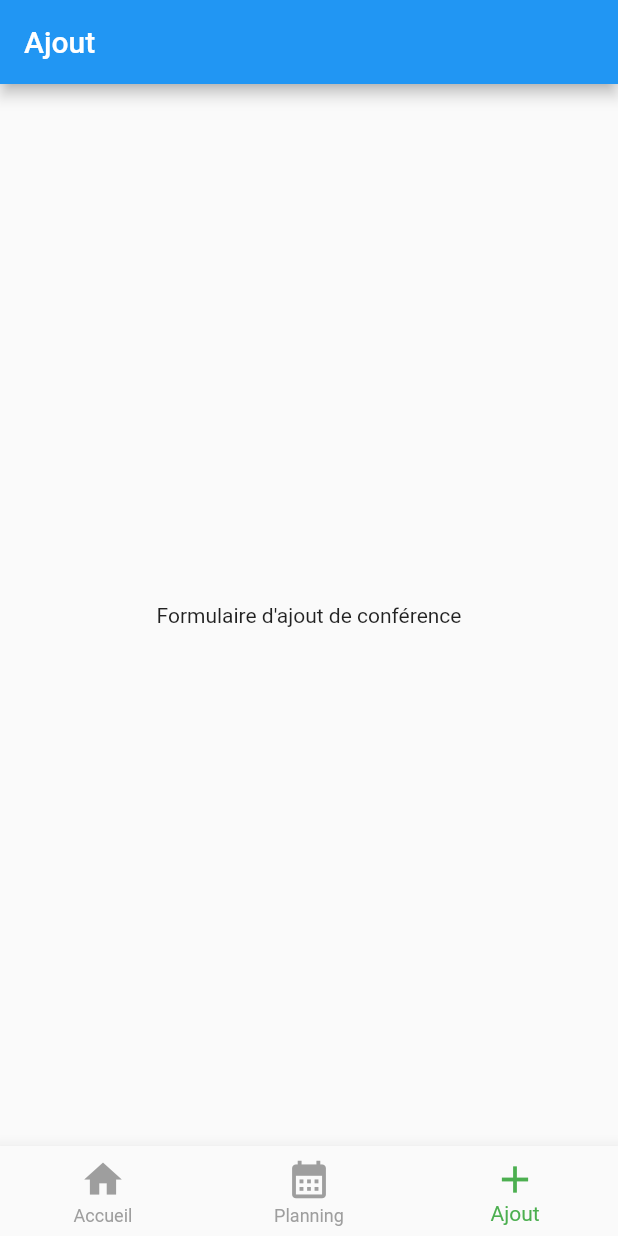
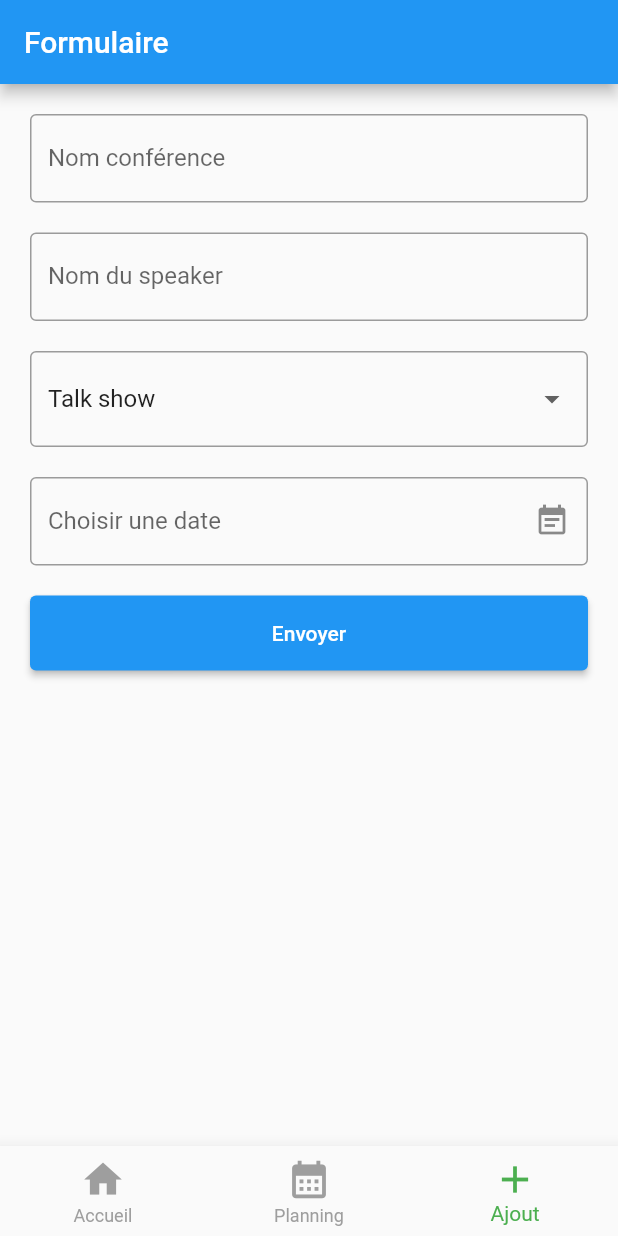
Before and after one commit to NicolasROSSAT69/asynconf, a Flutter app: the screen it shows after launch, item 3 of the bottom bar chosen, on a phone screen of 412 x 824 dp. Run offline on Flutter 3.47's test engine with Material 2 defaults, Android fonts, the phone set to English and light mode, and no system bars; drawn by our look-alikes of date_field; our stand-ins replace flutter_svg.

Commit message:
Ajout formulaire

```diff
--- a/lib/main.dart
+++ b/lib/main.dart
@@ -33,7 +33,7 @@ class _MyAppState extends State<MyApp> {
           title: [
             const Text("Accueil"),
             const Text("Planning"),
-            const Text("Ajout")
+            const Text("Formulaire")
           ][_currentIndex],
         ),
         // Changement de page en fonction de _currentIndex
--- a/lib/pages/add_event_page.dart
+++ b/lib/pages/add_event_page.dart
@@ -1,12 +1,142 @@
+import 'package:date_field/date_field.dart';
 import 'package:flutter/material.dart';
 
-class AddEventPage extends StatelessWidget {
+class AddEventPage extends StatefulWidget {
   const AddEventPage({super.key});
 
   @override
+  State<AddEventPage> createState() => _AddEventPageState();
+}
+
+class _AddEventPageState extends State<AddEventPage> {
+
+  //pour le validator des champs
+  final _formKey = GlobalKey<FormState>();
+
+  final confNameController = TextEditingController();
+  final speakerNameController = TextEditingController();
+  String selectedConfType = 'talk';
+  DateTime selectedConfDate = DateTime.now();
+
+  @override
+  void dispose() {
+    super.dispose();
+    confNameController.dispose();
+    speakerNameController.dispose();
+  }
+
+  @override
   Widget build(BuildContext context) {
-    return const Center(
-      child: Text("Formulaire d'ajout de conférence"),
+    return Container(
+      margin: const EdgeInsets.all(20),
+      child: Form(
+        key: _formKey, // Pour le validator
+          child: Column(
+            children: [
+              Container(
+                margin: const EdgeInsets.only(bottom: 20),
+                child: TextFormField(
+                  decoration: const InputDecoration(
+                    labelText: 'Nom conférence',
+                    hintText: 'Entre le nom de la conférence',
+                    border: OutlineInputBorder()
+                  ),
+                  validator: (value) {
+                    if (value == null || value.isEmpty) {
+                      return "Tu dois compléter ce texte";
+                    }
+                    return null;
+                  },
+                  controller: confNameController,
+                ),
+              ),
+              Container(
+                margin: const EdgeInsets.only(bottom: 20),
+                child: TextFormField(
+                  decoration: const InputDecoration(
+                      labelText: 'Nom du speaker',
+                      hintText: 'Entre le nom du speaker',
+                      border: OutlineInputBorder()
+                  ),
+                  validator: (value) {
+                    if (value == null || value.isEmpty) {
+                      return "Tu dois compléter ce texte";
+                    }
+                    return null;
+                  },
+                  controller: speakerNameController,
+                ),
+              ),
+              //SizedBox(height: 20),
+              Container(
+                margin: const EdgeInsets.only(bottom: 20),
+                child: DropdownButtonFormField(
+                    items: const [
+                      DropdownMenuItem(value: 'talk', child: Text("Talk show")),
+                      DropdownMenuItem(value: 'demo', child: Text("Démo code")),
+                      DropdownMenuItem(value: 'partner', child: Text("Partner"))
+                    ],
+                    decoration: const InputDecoration(
+                      border: OutlineInputBorder()
+                    ),
+                    value: selectedConfType,
+                    onChanged: (value) {
+                      setState(() {
+                        selectedConfType = value!;
+                      });
+                    }
+                ),
+              ),
+              Container(
+                margin: EdgeInsets.only(bottom: 20),
+                child: DateTimeFormField(
+                  decoration: const InputDecoration(
+                    hintStyle: TextStyle(color: Colors.black45),
+                    errorStyle: TextStyle(color: Colors.redAccent),
+                    border: OutlineInputBorder(),
+                    suffixIcon: Icon(Icons.event_note),
+                    labelText: 'Choisir une date',
+                  ),
+                  mode: DateTimeFieldPickerMode.dateAndTime,
+                  autovalidateMode: AutovalidateMode.always,
+                  validator: (e) => (e?.day ?? 0) == 1 ? 'Please not the first day' : null,
+                  onDateSelected: (DateTime value) {
+                    setState(() {
+                      selectedConfDate = value;
+                    });
+                  },
+                ),
+              ),
+              SizedBox(
+                width: double.infinity,
+                height: 50,
+                child: ElevatedButton(
+                    onPressed: () {
+                      // Pour le validator
+                      if (_formKey.currentState!.validate()){
+
+                        //Récupérer la valeur des champs
+                        final confName = confNameController.text;
+                        final speakerName = speakerNameController.text;
+
+                        //Afficher un message temporaire
+                        ScaffoldMessenger.of(context).showSnackBar(
+                          const SnackBar(content: Text("Envoi en cours..."))
+                        );
+                        //Pour fermer le clavier
+                        FocusScope.of(context).requestFocus(FocusNode());
+
+                        print("Ajout de la conf $confName par le speaker $speakerName");
+                        print("type de conférence $selectedConfType");
+                        print("date : $selectedConfDate");
+                      }
+                    },
+                    child: const Text("Envoyer")
+                ),
+              )
+            ],
+          )
+      ),
     );
   }
 }
--- a/pubspec.yaml
+++ b/pubspec.yaml
@@ -36,6 +36,7 @@ dependencies:
   # The following adds the Cupertino Icons font to your application.
   # Use with the CupertinoIcons class for iOS style icons.
   cupertino_icons: ^1.0.2
+  date_field: ^3.0.5
 
 dev_dependencies:
   flutter_test:
```
Also changed, not shown: pubspec.lock.
